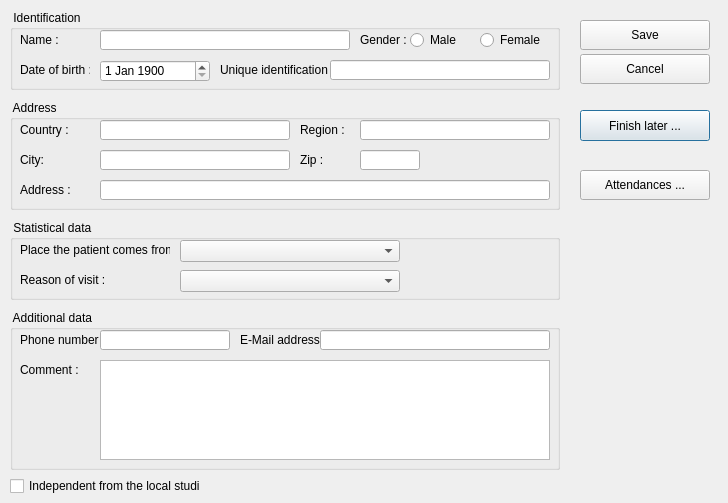
The window that client/dlgpatientedit.ui (tbikfalvi/Belenus) describes before a commit, drawn with Qt 5.
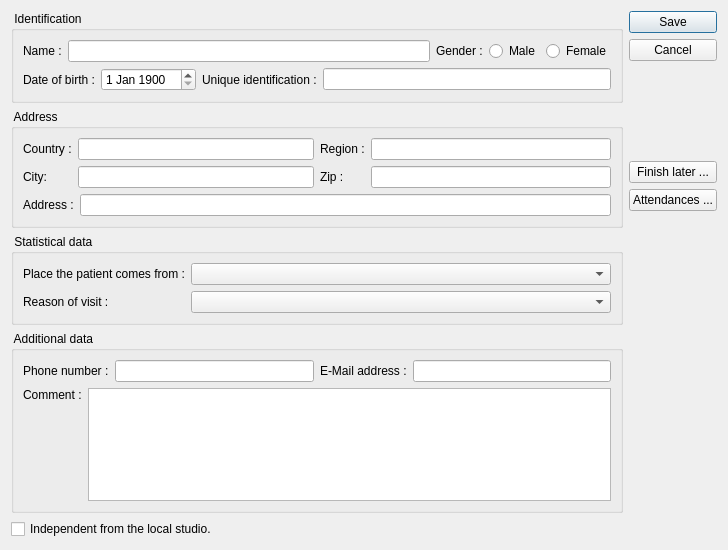
The same window after the commit.

The edit to the form file:
```diff
--- a/client/dlgpatientedit.ui
+++ b/client/dlgpatientedit.ui
@@ -7,108 +7,67 @@
     <x>0</x>
     <y>0</y>
     <width>728</width>
-    <height>503</height>
+    <height>550</height>
    </rect>
   </property>
   <property name="windowTitle">
    <string>Dialog</string>
   </property>
+  <layout class="QHBoxLayout" name="horizontalLayout_7">
+   <item>
+    <layout class="QVBoxLayout" name="verticalLayout_4">
+     <item>
   <widget class="QGroupBox" name="gbIdentification">
-   <property name="geometry">
-    <rect>
-     <x>10</x>
-     <y>10</y>
-     <width>550</width>
-     <height>80</height>
-    </rect>
-   </property>
    <property name="title">
     <string> Identification </string>
    </property>
+       <layout class="QVBoxLayout" name="verticalLayout_2">
+        <item>
+         <layout class="QHBoxLayout" name="horizontalLayout_3">
+          <item>
    <widget class="QLabel" name="lblName">
-    <property name="geometry">
-     <rect>
-      <x>10</x>
-      <y>20</y>
-      <width>40</width>
-      <height>20</height>
-     </rect>
-    </property>
     <property name="text">
      <string>Name :</string>
     </property>
    </widget>
-   <widget class="QLineEdit" name="ledName">
-    <property name="geometry">
-     <rect>
-      <x>90</x>
-      <y>20</y>
-      <width>250</width>
-      <height>20</height>
-     </rect>
-    </property>
-   </widget>
+          </item>
+          <item>
+           <widget class="QLineEdit" name="ledName"/>
+          </item>
+          <item>
    <widget class="QLabel" name="lblGender">
-    <property name="geometry">
-     <rect>
-      <x>350</x>
-      <y>20</y>
-      <width>46</width>
-      <height>20</height>
-     </rect>
-    </property>
     <property name="text">
      <string>Gender :</string>
     </property>
    </widget>
+          </item>
+          <item>
    <widget class="QRadioButton" name="rbGenderMale">
-    <property name="geometry">
-     <rect>
-      <x>400</x>
-      <y>20</y>
-      <width>60</width>
-      <height>20</height>
-     </rect>
-    </property>
     <property name="text">
      <string>Male</string>
     </property>
    </widget>
+          </item>
+          <item>
    <widget class="QRadioButton" name="rbGenderFemale">
-    <property name="geometry">
-     <rect>
-      <x>470</x>
-      <y>20</y>
-      <width>60</width>
-      <height>20</height>
-     </rect>
-    </property>
     <property name="text">
      <string>Female</string>
     </property>
    </widget>
+          </item>
+         </layout>
+        </item>
+        <item>
+         <layout class="QHBoxLayout" name="horizontalLayout_4">
+          <item>
    <widget class="QLabel" name="lblDateBirth">
-    <property name="geometry">
-     <rect>
-      <x>10</x>
-      <y>50</y>
-      <width>70</width>
-      <height>20</height>
-     </rect>
-    </property>
     <property name="text">
      <string>Date of birth :</string>
     </property>
    </widget>
+          </item>
+          <item>
    <widget class="QDateEdit" name="deDateBirth">
-    <property name="geometry">
-     <rect>
-      <x>90</x>
-      <y>50</y>
-      <width>110</width>
-      <height>22</height>
-     </rect>
-    </property>
     <property name="dateTime">
      <datetime>
       <hour>0</hour>
@@ -120,281 +79,189 @@
      </datetime>
     </property>
    </widget>
+          </item>
+          <item>
    <widget class="QLabel" name="lblUniqueId">
-    <property name="geometry">
-     <rect>
-      <x>210</x>
-      <y>50</y>
-      <width>110</width>
-      <height>20</height>
-     </rect>
-    </property>
     <property name="text">
      <string>Unique identification :</string>
     </property>
    </widget>
-   <widget class="QLineEdit" name="ledUniqueId">
-    <property name="geometry">
-     <rect>
-      <x>320</x>
-      <y>50</y>
-      <width>220</width>
-      <height>20</height>
-     </rect>
-    </property>
-   </widget>
-  </widget>
-  <widget class="QCheckBox" name="checkIndependent">
-   <property name="geometry">
-    <rect>
-     <x>10</x>
-     <y>476</y>
-     <width>190</width>
-     <height>20</height>
-    </rect>
-   </property>
-   <property name="text">
-    <string>Independent from the local studio.</string>
-   </property>
-  </widget>
-  <widget class="QPushButton" name="pbFinishLater">
-   <property name="geometry">
-    <rect>
-     <x>580</x>
-     <y>110</y>
-     <width>130</width>
-     <height>31</height>
-    </rect>
-   </property>
-   <property name="text">
-    <string>Finish later ...</string>
-   </property>
-   <property name="iconSize">
-    <size>
-     <width>20</width>
-     <height>20</height>
-    </size>
-   </property>
-  </widget>
+          </item>
+          <item>
+           <widget class="QLineEdit" name="ledUniqueId"/>
+          </item>
+         </layout>
+        </item>
+       </layout>
+      </widget>
+     </item>
+     <item>
   <widget class="QGroupBox" name="gbAddress">
-   <property name="geometry">
-    <rect>
-     <x>10</x>
-     <y>100</y>
-     <width>550</width>
-     <height>110</height>
-    </rect>
-   </property>
    <property name="title">
     <string> Address </string>
    </property>
+       <layout class="QVBoxLayout" name="verticalLayout">
+        <item>
+         <layout class="QHBoxLayout" name="horizontalLayout">
+          <item>
+           <layout class="QFormLayout" name="formLayout_2">
+            <item row="0" column="0">
    <widget class="QLabel" name="lblCountry">
-    <property name="geometry">
-     <rect>
-      <x>10</x>
-      <y>20</y>
-      <width>50</width>
-      <height>20</height>
-     </rect>
-    </property>
     <property name="text">
      <string>Country :</string>
     </property>
    </widget>
-   <widget class="QLineEdit" name="ledCountry">
-    <property name="geometry">
-     <rect>
-      <x>90</x>
-      <y>20</y>
-      <width>190</width>
-      <height>20</height>
-     </rect>
-    </property>
-   </widget>
-   <widget class="QLabel" name="lblRegion">
-    <property name="geometry">
-     <rect>
-      <x>290</x>
-      <y>20</y>
-      <width>50</width>
-      <height>20</height>
-     </rect>
-    </property>
-    <property name="text">
-     <string>Region :</string>
-    </property>
-   </widget>
-   <widget class="QLineEdit" name="ledRegion">
-    <property name="geometry">
-     <rect>
-      <x>350</x>
-      <y>20</y>
-      <width>190</width>
-      <height>20</height>
-     </rect>
-    </property>
-   </widget>
+            </item>
+            <item row="0" column="1">
+             <widget class="QLineEdit" name="ledCountry"/>
+            </item>
+            <item row="1" column="0">
    <widget class="QLabel" name="lblCity">
-    <property name="geometry">
-     <rect>
-      <x>10</x>
-      <y>50</y>
-      <width>46</width>
-      <height>20</height>
-     </rect>
-    </property>
     <property name="text">
      <string>City: </string>
     </property>
    </widget>
-   <widget class="QLineEdit" name="ledCity">
-    <property name="geometry">
-     <rect>
-      <x>90</x>
-      <y>50</y>
-      <width>190</width>
-      <height>20</height>
-     </rect>
-    </property>
-   </widget>
+            </item>
+            <item row="1" column="1">
+             <widget class="QLineEdit" name="ledCity"/>
+            </item>
+           </layout>
+          </item>
+          <item>
+           <layout class="QFormLayout" name="formLayout">
+            <item row="0" column="0">
+             <widget class="QLabel" name="lblRegion">
+              <property name="text">
+               <string>Region :</string>
+              </property>
+             </widget>
+            </item>
+            <item row="0" column="1">
+             <widget class="QLineEdit" name="ledRegion"/>
+            </item>
+            <item row="1" column="0">
    <widget class="QLabel" name="lblZip">
-    <property name="geometry">
-     <rect>
-      <x>290</x>
-      <y>50</y>
-      <width>46</width>
-      <height>20</height>
-     </rect>
-    </property>
     <property name="text">
      <string>Zip :</string>
     </property>
    </widget>
-   <widget class="QLineEdit" name="ledZip">
-    <property name="geometry">
-     <rect>
-      <x>350</x>
-      <y>50</y>
-      <width>60</width>
-      <height>20</height>
-     </rect>
-    </property>
-   </widget>
+            </item>
+            <item row="1" column="1">
+             <widget class="QLineEdit" name="ledZip"/>
+            </item>
+           </layout>
+          </item>
+         </layout>
+        </item>
+        <item>
+         <layout class="QHBoxLayout" name="horizontalLayout_2">
+          <item>
    <widget class="QLabel" name="lblAddress">
-    <property name="geometry">
-     <rect>
-      <x>10</x>
-      <y>80</y>
-      <width>70</width>
-      <height>20</height>
-     </rect>
-    </property>
     <property name="text">
      <string>Address :</string>
     </property>
    </widget>
-   <widget class="QLineEdit" name="ledAddress">
-    <property name="geometry">
-     <rect>
-      <x>90</x>
-      <y>80</y>
-      <width>450</width>
-      <height>20</height>
-     </rect>
-    </property>
-   </widget>
-  </widget>
+          </item>
+          <item>
+           <widget class="QLineEdit" name="ledAddress"/>
+          </item>
+         </layout>
+        </item>
+       </layout>
+      </widget>
+     </item>
+     <item>
+      <widget class="QGroupBox" name="gbVisit">
+       <property name="title">
+        <string> Statistical data </string>
+       </property>
+       <layout class="QFormLayout" name="formLayout_3">
+        <item row="0" column="0">
+         <widget class="QLabel" name="lblPatientOrigin">
+          <property name="text">
+           <string>Place the patient comes from :</string>
+          </property>
+         </widget>
+        </item>
+        <item row="0" column="1">
+         <widget class="QComboBox" name="cmbPatientOrigin"/>
+        </item>
+        <item row="1" column="0">
+         <widget class="QLabel" name="lblReasonToVisit">
+          <property name="text">
+           <string>Reason of visit :</string>
+          </property>
+         </widget>
+        </item>
+        <item row="1" column="1">
+         <widget class="QComboBox" name="cmbReasonToVisit"/>
+        </item>
+       </layout>
+      </widget>
+     </item>
+     <item>
   <widget class="QGroupBox" name="gbAdditionalData">
-   <property name="geometry">
-    <rect>
-     <x>10</x>
-     <y>310</y>
-     <width>550</width>
-     <height>160</height>
-    </rect>
-   </property>
    <property name="title">
     <string> Additional data </string>
    </property>
+       <layout class="QVBoxLayout" name="verticalLayout_3">
+        <item>
+         <layout class="QHBoxLayout" name="horizontalLayout_5">
+          <item>
    <widget class="QLabel" name="lblPhone">
-    <property name="geometry">
-     <rect>
-      <x>10</x>
-      <y>20</y>
-      <width>80</width>
-      <height>20</height>
-     </rect>
-    </property>
     <property name="text">
      <string>Phone number :</string>
     </property>
    </widget>
-   <widget class="QLineEdit" name="ledPhone">
-    <property name="geometry">
-     <rect>
-      <x>90</x>
-      <y>20</y>
-      <width>130</width>
-      <height>20</height>
-     </rect>
-    </property>
-   </widget>
+          </item>
+          <item>
+           <widget class="QLineEdit" name="ledPhone"/>
+          </item>
+          <item>
    <widget class="QLabel" name="lblEmail">
-    <property name="geometry">
-     <rect>
-      <x>230</x>
-      <y>20</y>
-      <width>80</width>
-      <height>20</height>
-     </rect>
-    </property>
     <property name="text">
      <string>E-Mail address :</string>
     </property>
    </widget>
-   <widget class="QLineEdit" name="ledEmail">
-    <property name="geometry">
-     <rect>
-      <x>310</x>
-      <y>20</y>
-      <width>230</width>
-      <height>20</height>
-     </rect>
-    </property>
-   </widget>
+          </item>
+          <item>
+           <widget class="QLineEdit" name="ledEmail"/>
+          </item>
+         </layout>
+        </item>
+        <item>
+         <layout class="QHBoxLayout" name="horizontalLayout_6">
+          <item>
    <widget class="QLabel" name="lblComment">
-    <property name="geometry">
-     <rect>
-      <x>10</x>
-      <y>50</y>
-      <width>60</width>
-      <height>20</height>
-     </rect>
-    </property>
     <property name="text">
      <string>Comment :</string>
     </property>
-   </widget>
-   <widget class="QPlainTextEdit" name="ptComment">
-    <property name="geometry">
-     <rect>
-      <x>90</x>
-      <y>50</y>
-      <width>450</width>
-      <height>100</height>
-     </rect>
-    </property>
-   </widget>
-  </widget>
+            <property name="alignment">
+             <set>Qt::AlignLeading|Qt::AlignLeft|Qt::AlignTop</set>
+            </property>
+           </widget>
+          </item>
+          <item>
+           <widget class="QPlainTextEdit" name="ptComment"/>
+          </item>
+         </layout>
+        </item>
+       </layout>
+      </widget>
+     </item>
+     <item>
+      <widget class="QCheckBox" name="checkIndependent">
+       <property name="text">
+        <string>Independent from the local studio.</string>
+       </property>
+      </widget>
+     </item>
+    </layout>
+   </item>
+   <item>
+    <layout class="QVBoxLayout" name="verticalLayout_5">
+     <item>
   <widget class="QPushButton" name="pbSave">
-   <property name="geometry">
-    <rect>
-     <x>580</x>
-     <y>20</y>
-     <width>130</width>
-     <height>30</height>
-    </rect>
-   </property>
    <property name="text">
     <string>Save</string>
    </property>
@@ -405,15 +272,9 @@
     </size>
    </property>
   </widget>
+     </item>
+     <item>
   <widget class="QPushButton" name="pbCancel">
-   <property name="geometry">
-    <rect>
-     <x>580</x>
-     <y>54</y>
-     <width>130</width>
-     <height>30</height>
-    </rect>
-   </property>
    <property name="text">
     <string>Cancel</string>
    </property>
@@ -424,74 +285,35 @@
     </size>
    </property>
   </widget>
-  <widget class="QGroupBox" name="gbVisit">
-   <property name="geometry">
-    <rect>
-     <x>10</x>
-     <y>220</y>
-     <width>550</width>
-     <height>80</height>
-    </rect>
-   </property>
-   <property name="title">
-    <string> Statistical data </string>
-   </property>
-   <widget class="QLabel" name="lblPatientOrigin">
-    <property name="geometry">
-     <rect>
-      <x>10</x>
-      <y>20</y>
-      <width>150</width>
-      <height>20</height>
-     </rect>
-    </property>
+     </item>
+     <item>
+      <spacer name="verticalSpacer_2">
+       <property name="orientation">
+        <enum>Qt::Vertical</enum>
+       </property>
+       <property name="sizeHint" stdset="0">
+        <size>
+         <width>20</width>
+         <height>18</height>
+        </size>
+       </property>
+      </spacer>
+     </item>
+     <item>
+      <widget class="QPushButton" name="pbFinishLater">
     <property name="text">
-     <string>Place the patient comes from :</string>
-    </property>
-   </widget>
-   <widget class="QComboBox" name="cmbPatientOrigin">
-    <property name="geometry">
-     <rect>
-      <x>170</x>
-      <y>20</y>
-      <width>220</width>
-      <height>22</height>
-     </rect>
-    </property>
-   </widget>
-   <widget class="QLabel" name="lblReasonToVisit">
-    <property name="geometry">
-     <rect>
-      <x>10</x>
-      <y>50</y>
-      <width>110</width>
+        <string>Finish later ...</string>
+       </property>
+       <property name="iconSize">
+        <size>
+         <width>20</width>
       <height>20</height>
-     </rect>
-    </property>
-    <property name="text">
-     <string>Reason of visit :</string>
-    </property>
-   </widget>
-   <widget class="QComboBox" name="cmbReasonToVisit">
-    <property name="geometry">
-     <rect>
-      <x>170</x>
-      <y>50</y>
-      <width>220</width>
-      <height>22</height>
-     </rect>
-    </property>
-   </widget>
-  </widget>
+        </size>
+       </property>
+      </widget>
+     </item>
+     <item>
   <widget class="QPushButton" name="pbAttendances">
-   <property name="geometry">
-    <rect>
-     <x>580</x>
-     <y>170</y>
-     <width>130</width>
-     <height>30</height>
-    </rect>
-   </property>
    <property name="text">
     <string>Attendances ...</string>
    </property>
@@ -502,6 +324,23 @@
     </size>
    </property>
   </widget>
+     </item>
+     <item>
+      <spacer name="verticalSpacer">
+       <property name="orientation">
+        <enum>Qt::Vertical</enum>
+       </property>
+       <property name="sizeHint" stdset="0">
+        <size>
+         <width>20</width>
+         <height>328</height>
+        </size>
+       </property>
+      </spacer>
+     </item>
+    </layout>
+   </item>
+  </layout>
  </widget>
  <tabstops>
   <tabstop>ledName</tabstop>
```
Lines whose indentation alone changed are shown as unchanged.
